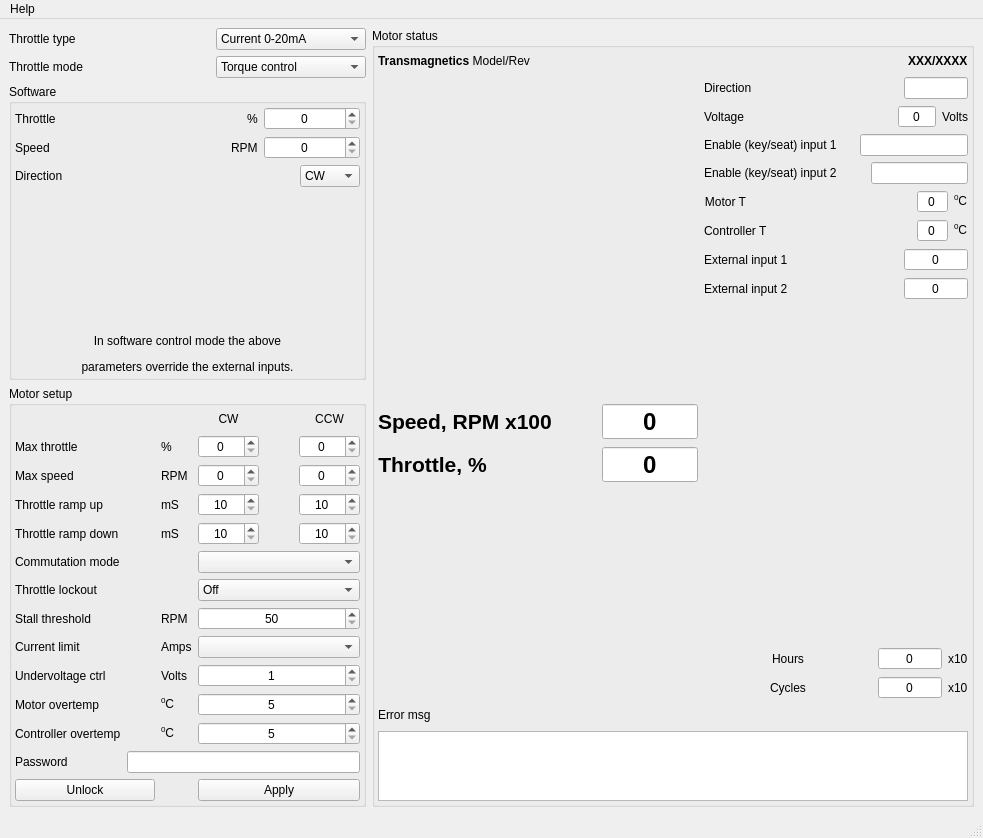
Old version of the form software/application/src/moto.ui in the repository z80/avrusb.
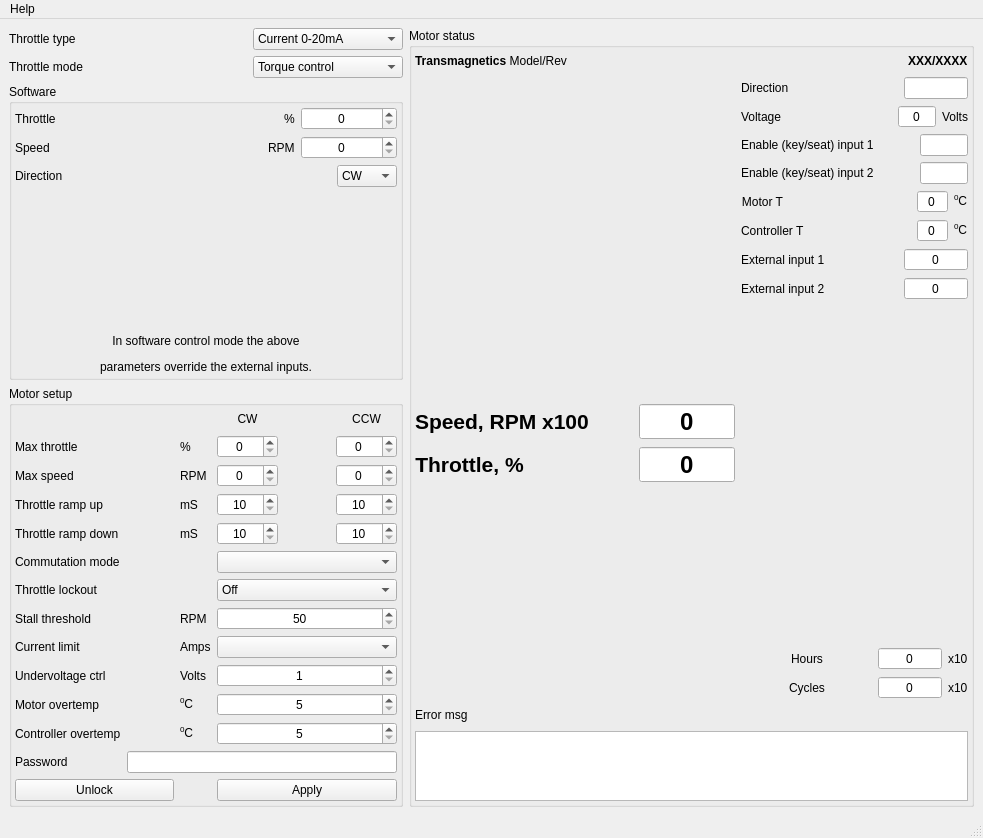
New version of the form. Custom widgets are drawn as their Qt base class.

Commit message: Made fixed size because in Windows these two controls somewhy are different.

```diff
--- a/software/application/src/moto.ui
+++ b/software/application/src/moto.ui
@@ -380,7 +380,7 @@
                </property>
                <property name="maximumSize">
                 <size>
-                 <width>16777215</width>
+                 <width>48</width>
                  <height>16777215</height>
                 </size>
                </property>
@@ -423,7 +423,7 @@
                </property>
                <property name="maximumSize">
                 <size>
-                 <width>16777215</width>
+                 <width>48</width>
                  <height>16777215</height>
                 </size>
                </property>
```
